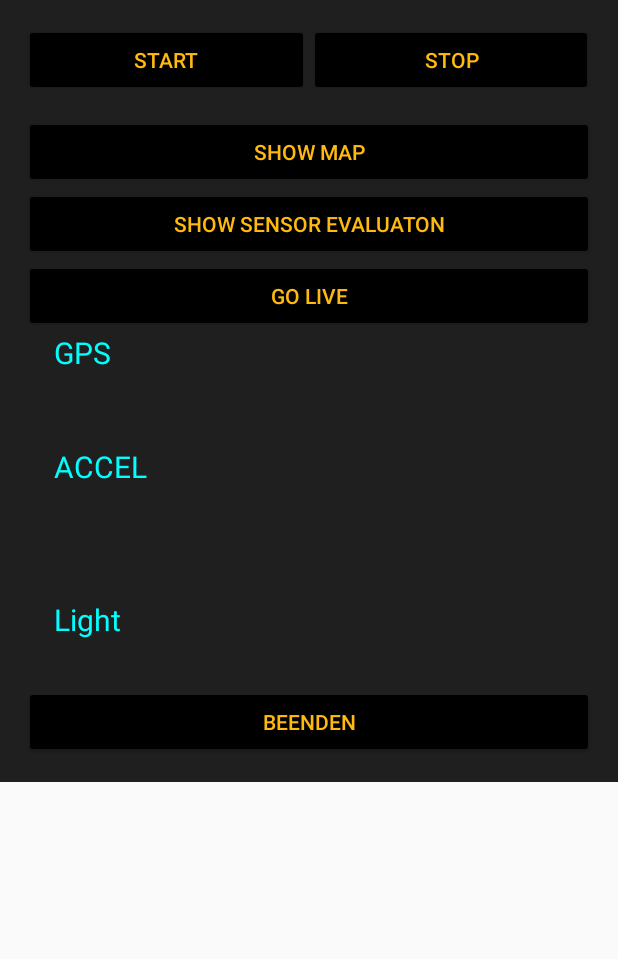
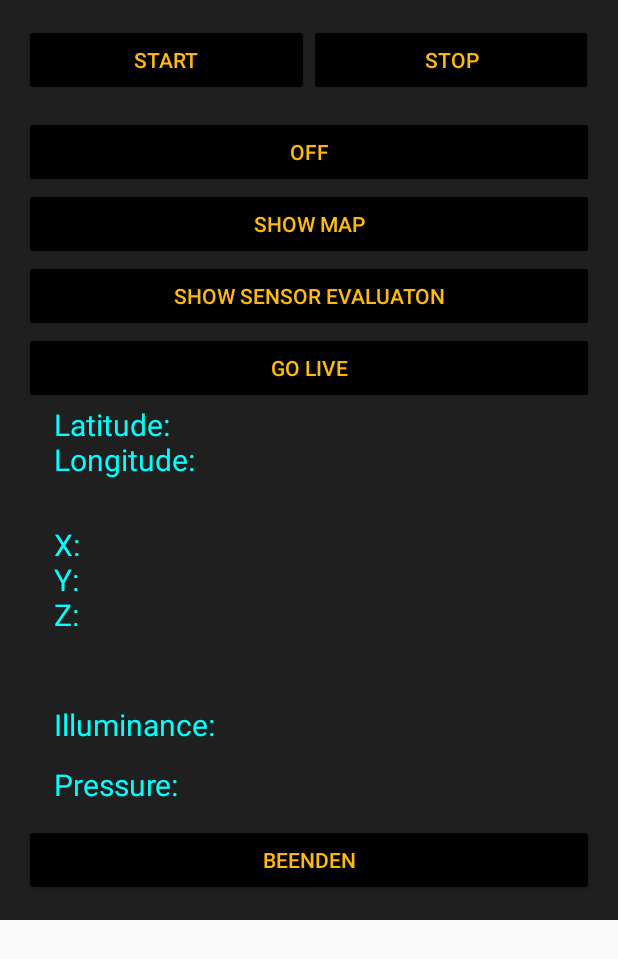
Before and after one commit to Liner236/LocaMobi, an Android app: the layout activity_main.xml on its own in the app's theme, with its tools: preview values and no code run, on a phone screen of 412 x 824 dp. Shown: the top 959 px of the screen. Run offline under Robolectric (Android 15) with nearby library versions, the phone set to English and light mode, and no system bars.

Commit message:
TrackData update

```diff
--- a/app/src/main/AndroidManifest.xml
+++ b/app/src/main/AndroidManifest.xml
@@ -4,7 +4,7 @@
 
     <uses-permission android:name="android.permission.ACCESS_COARSE_LOCATION" />
     <uses-permission android:name="android.permission.ACCESS_FINE_LOCATION" />
-    <uses-permission android:name="android.permission.INTERNET"/>
+    <uses-permission android:name="android.permission.INTERNET" />
 
     <application
         android:allowBackup="true"
@@ -33,7 +33,8 @@
 
         <activity
             android:name=".MapsActivity"
-            android:label="@string/title_activity_maps"></activity>
+            android:label="@string/title_activity_maps" />
+        <activity android:name=".EvaluationActivity"></activity>
     </application>
 
 </manifest>
--- a/app/src/main/res/layout/activity_main.xml
+++ b/app/src/main/res/layout/activity_main.xml
@@ -49,7 +49,17 @@
                     android:layout_weight="1"
                     android:backgroundTint="@color/black"
                     android:textColor="@color/yellow" />
+
             </LinearLayout>
+
+            <ToggleButton
+                android:text="Track Data"
+                android:layout_width="match_parent"
+                android:layout_height="wrap_content"
+                android:backgroundTint="@color/black"
+                android:id="@+id/tbtn_trackData"
+                android:layout_weight="1.17"
+                android:textColor="@color/yellow" />
 
             <Button
                 android:text="Show Map"
@@ -80,27 +90,36 @@
                 android:textSize="20dp"
                 android:textColor="@color/cyan"
                 android:layout_marginLeft="20dp"
-                android:layout_height="76dp"
                 android:id="@+id/tv_gps_cordinates"
-                android:text="GPS" />
+                android:text="Latitude:\nLongitude:"
+                android:layout_height="80dp" />
 
             <TextView
-                android:text="ACCEL"
+                android:text="X:\nY:\nZ:"
                 android:layout_width="match_parent"
-                android:layout_height="102dp"
                 android:textSize="20dp"
                 android:textColor="@color/cyan"
                 android:layout_marginLeft="20dp"
-                android:id="@+id/tv_accel" />
+                android:id="@+id/tv_accel"
+                android:layout_height="120dp" />
 
             <TextView
-                android:text="Light"
+                android:text="Illuminance:"
                 android:layout_width="match_parent"
-                android:layout_height="58dp"
                 android:textSize="20dp"
                 android:textColor="@color/cyan"
                 android:layout_marginLeft="20dp"
-                android:id="@+id/tv_light" />
+                android:id="@+id/tv_light"
+                android:layout_height="40dp" />
+
+            <TextView
+                android:text="Pressure:"
+                android:layout_width="match_parent"
+                android:id="@+id/tv_pressure"
+                android:textSize="20dp"
+                android:textColor="@color/cyan"
+                android:layout_marginLeft="20dp"
+                android:layout_height="40dp" />
 
             <Button
                 android:text="Beenden"
```
Also changed, not shown: app/src/main/java/com/example/liner236/sensortracker/EvaluationActivity.java (added, +54 -0 lines), app/src/main/java/com/example/liner236/sensortracker/MainActivity.java (+110 -3 lines), app/src/main/res/layout/activity_evaluation.xml (added, +33 -0 lines).
